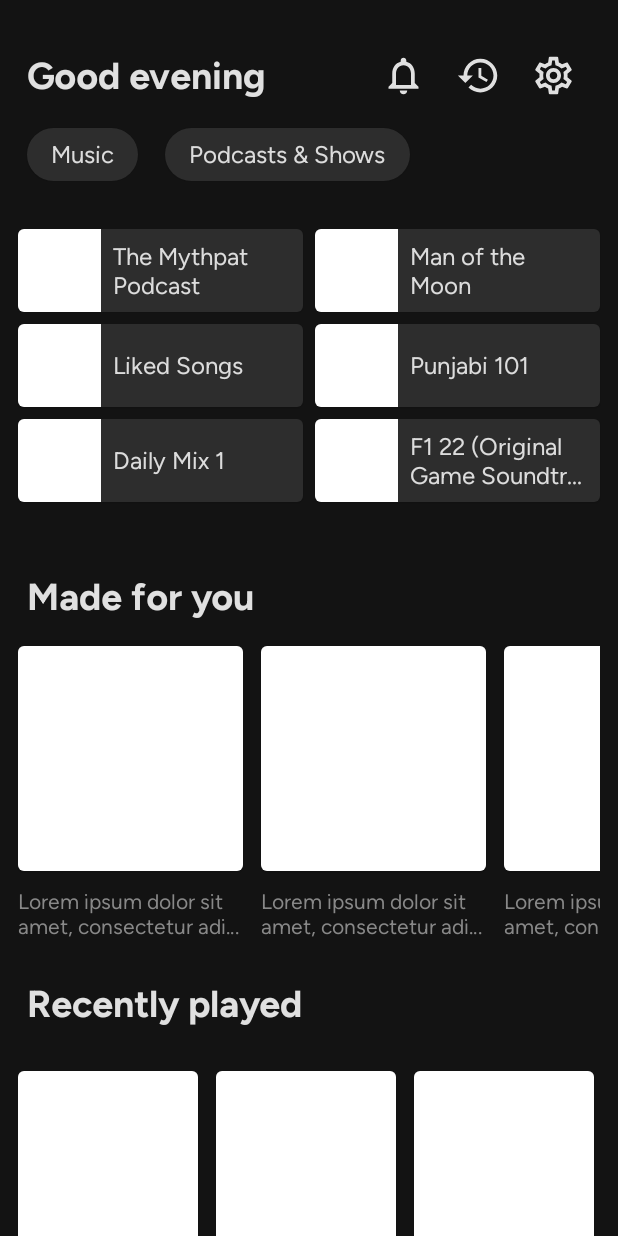
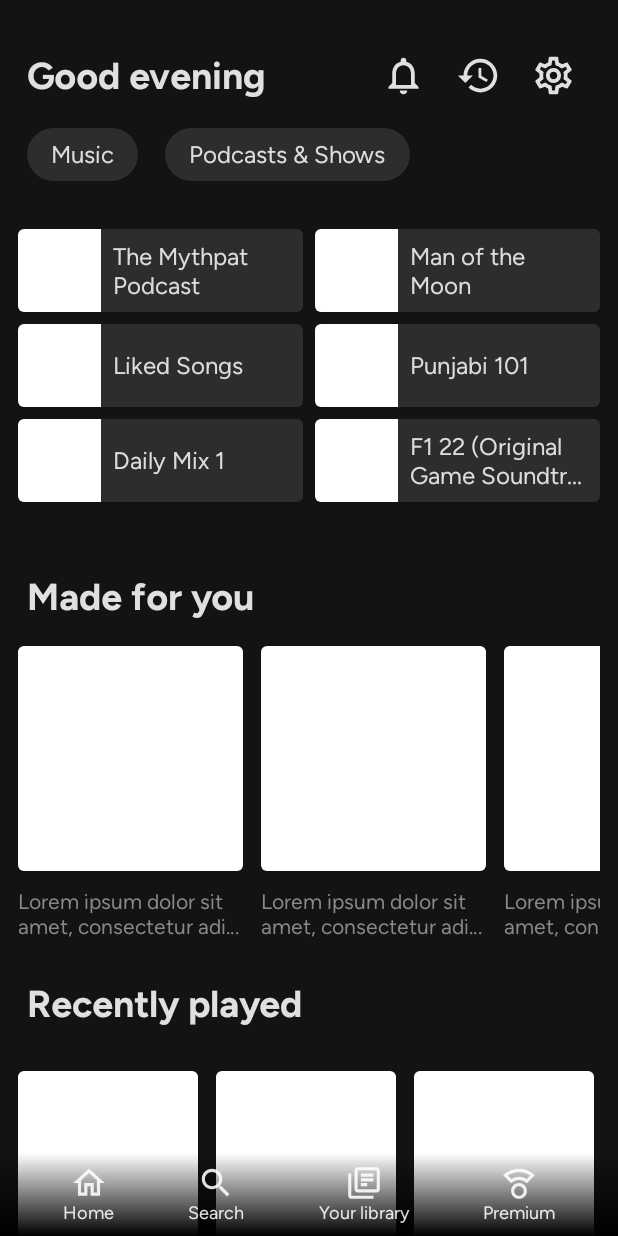
Before and after one commit to VSen910/Spotify-Clone, an Android app built with Jetpack Compose: the screen it shows after launch (MainActivity), on a phone screen of 412 x 824 dp. Run offline under Robolectric (Android 15) with nearby library versions, the phone set to English and light mode, and no system bars.

Commit message:
Added a Bottom App Bar

```diff
--- a/app/src/main/java/com/example/spotifyclone/MainActivity.kt
+++ b/app/src/main/java/com/example/spotifyclone/MainActivity.kt
@@ -3,14 +3,27 @@ package com.example.spotifyclone
 import android.os.Bundle
 import androidx.activity.ComponentActivity
 import androidx.activity.compose.setContent
-import androidx.compose.foundation.layout.fillMaxSize
-import androidx.compose.material.MaterialTheme
-import androidx.compose.material.Scaffold
-import androidx.compose.material.Surface
-import androidx.compose.material.Text
+import androidx.annotation.StringRes
+import androidx.compose.foundation.background
+import androidx.compose.foundation.layout.*
+import androidx.compose.material.*
+import androidx.compose.material.icons.Icons
+import androidx.compose.material.icons.outlined.CompassCalibration
+import androidx.compose.material.icons.outlined.Home
+import androidx.compose.material.icons.outlined.LibraryBooks
+import androidx.compose.material.icons.outlined.Search
 import androidx.compose.runtime.Composable
+import androidx.compose.ui.Alignment
 import androidx.compose.ui.Modifier
+import androidx.compose.ui.draw.drawWithCache
+import androidx.compose.ui.graphics.Brush
+import androidx.compose.ui.graphics.Color
+import androidx.compose.ui.graphics.vector.ImageVector
+import androidx.compose.ui.res.painterResource
+import androidx.compose.ui.res.stringResource
 import androidx.compose.ui.tooling.preview.Preview
+import androidx.compose.ui.unit.dp
+import androidx.compose.ui.unit.sp
 import com.example.spotifyclone.ui.HomeScreen
 import com.example.spotifyclone.ui.HomeScreenTopAppBar
 import com.example.spotifyclone.ui.theme.SpotifyCloneTheme
@@ -28,6 +41,9 @@ class MainActivity : ComponentActivity() {
                     Scaffold(
                         topBar = {
                             HomeScreenTopAppBar()
+                        },
+                        bottomBar = {
+                            BottomAppBar()
                         }
                     ) {
                         HomeScreen()
@@ -37,3 +53,74 @@ class MainActivity : ComponentActivity() {
         }
     }
 }
+
+@Composable
+fun BottomAppBar(
+    modifier: Modifier = Modifier
+) {
+//    Card(
+//        modifier = modifier
+//            .background(Color(0x00FFFFFF))
+//            .fillMaxWidth()
+//    ) {
+//    }
+    Row(
+        horizontalArrangement = Arrangement.SpaceEvenly,
+        modifier = Modifier
+            .fillMaxWidth()
+            .drawWithCache {
+                onDrawWithContent {
+                    drawRect(
+                        Brush.verticalGradient(
+                            0.01f to Color.Black.copy(alpha = 0.0F),
+                            1F to Color.Black
+                        )
+                    )
+                    drawContent()
+                }
+            }
+    ) {
+        BottomAppBarIcons(
+            tabText = R.string.home,
+            imageVector = Icons.Outlined.Home
+        )
+        BottomAppBarIcons(
+            tabText = R.string.search,
+            imageVector = Icons.Outlined.Search
+        )
+        BottomAppBarIcons(
+            tabText = R.string.your_library,
+            imageVector = Icons.Outlined.LibraryBooks
+        )
+        BottomAppBarIcons(
+            tabText = R.string.premium,
+            imageVector = Icons.Outlined.CompassCalibration
+        )
+    }
+}
+
+@Composable
+fun BottomAppBarIcons(
+    @StringRes tabText: Int,
+    imageVector: ImageVector,
+    modifier: Modifier = Modifier
+) {
+    Column(
+        horizontalAlignment = Alignment.CenterHorizontally,
+        modifier = modifier
+            .padding(8.dp)
+    ) {
+        Icon(
+            imageVector = imageVector,
+            contentDescription = null,
+            modifier = Modifier
+                .size(25.dp)
+                .padding(0.dp)
+        )
+        Text(
+            text = stringResource(id = tabText),
+            style = MaterialTheme.typography.body1,
+            fontSize = 12.sp
+        )
+    }
+}
--- a/app/src/main/res/values/strings.xml
+++ b/app/src/main/res/values/strings.xml
@@ -11,4 +11,8 @@
     <string name="recomended_for_today">Recommended for today</string>
     <string name="indias_best">India\'s Best</string>
     <string name="suggested_artists">Suggested artists</string>
+    <string name="home">Home</string>
+    <string name="search">Search</string>
+    <string name="your_library">Your library</string>
+    <string name="premium">Premium</string>
 </resources>
```
